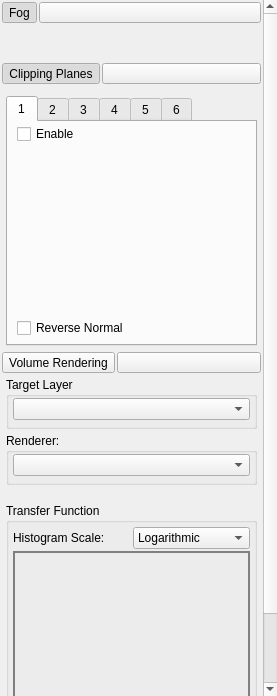
This is src/Interface/Application/RenderingDockWidget.ui in SCIInstitute/Seg3D as Qt 5 draws it before an edit. The edited form follows.
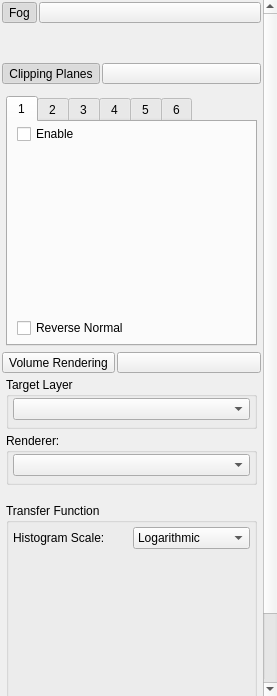
This is the edited form. Custom widgets are drawn as their Qt base class.

Diff of the .ui file:
```diff
--- a/src/Interface/Application/RenderingDockWidget.ui
+++ b/src/Interface/Application/RenderingDockWidget.ui
@@ -1327,9 +1327,6 @@
                      <height>150</height>
                     </size>
                    </property>
-                   <property name="styleSheet">
-                    <string notr="true">border: 1px solid gray</string>
-                   </property>
                    <layout class="QVBoxLayout" name="verticalLayout_24">
                     <property name="spacing">
                      <number>0</number>
```
Left out of the diff: 3 changed lines with no effect on the pictures.
